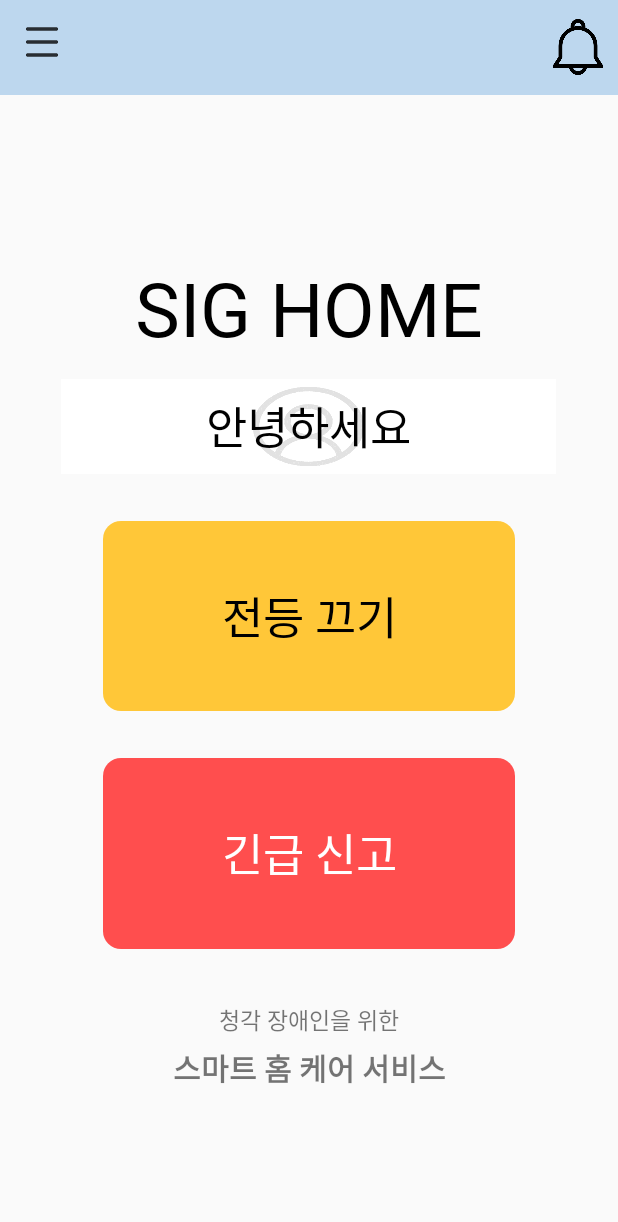
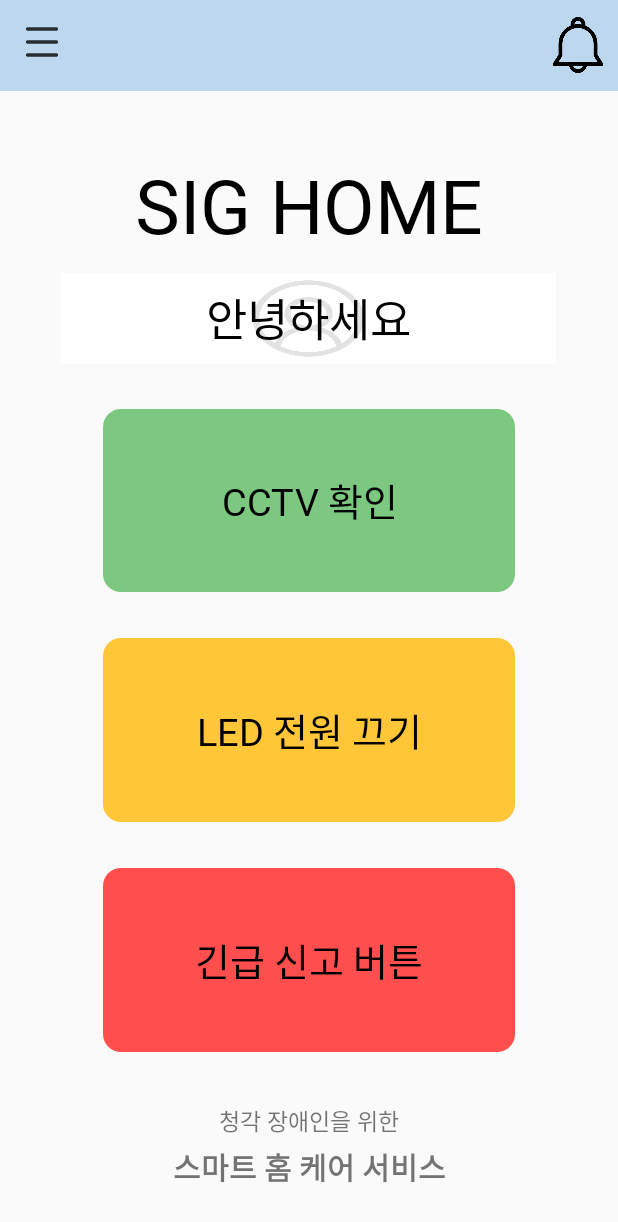
Before and after one commit to chae001122/SIGHOME, an Android app: the MainActivity screen opened directly, with no data from a screen before it, on a phone screen of 412 x 824 dp. Shown: the top 1222 px of the screen. Run offline under Robolectric (Android 15) with nearby library versions, the phone set to English and light mode, and no system bars; our stand-ins replace Firebase (no records; nobody signed in at launch, a user with empty details on screens opened directly); libraries missing offline, so code that uses them is left out: org.eclipse.paho; 3 statements that could not run were skipped.

Commit message:
준익 화이팅

```diff
--- a/app/build.gradle
+++ b/app/build.gradle
@@ -50,3 +50,6 @@ dependencies {
 
 
 }
+task wrapper(type: Wrapper) {
+    gradleVersion = '0.9'
+}
--- a/app/src/main/res/drawable/round_square_3.xml
+++ b/app/src/main/res/drawable/round_square_3.xml
@@ -2,13 +2,10 @@
 <shape xmlns:android="http://schemas.android.com/apk/res/android"
     android:padding="10dp"
     android:shape="rectangle" >
-    <solid android:color="@color/gray" />
+    <solid android:color="@color/explain" />
     <corners
         android:bottomLeftRadius="12dp"
         android:bottomRightRadius="12dp"
         android:topLeftRadius="12dp"
         android:topRightRadius="12dp" />
-    <stroke
-        android:width="1dp"
-        android:color="@color/gray" />
 </shape>
--- a/app/src/main/res/layout/activity_main.xml
+++ b/app/src/main/res/layout/activity_main.xml
@@ -42,7 +42,7 @@
         <Space
             android:layout_width="match_parent"
             android:layout_height="0dp"
-            android:layout_weight="1.5"/>
+            android:layout_weight="0.5"/>
         <TextView
             android:id="@+id/textView"
             android:layout_width="match_parent"
@@ -96,13 +96,13 @@
                 android:layout_weight="1"/>
 
             <TextView
-                android:id="@+id/turnOff_btn"
+                android:id="@+id/watch_cctv_btn"
                 android:layout_height="match_parent"
                 android:layout_width="0dp"
                 android:layout_weight="4"
-                android:text="전등 끄기"
-                android:textSize="30sp"
-                android:background="@drawable/turn_off_btn"
+                android:text="CCTV 확인"
+                android:textSize="25sp"
+                android:background="@drawable/round_square_3"
                 android:textColor="@color/black"
                 android:fontFamily="@font/acarracer"
                 android:gravity="center"
@@ -128,18 +128,49 @@
                 android:layout_weight="1"/>
 
             <TextView
+                android:id="@+id/turnOff_btn"
+                android:layout_height="match_parent"
+                android:layout_width="0dp"
+                android:layout_weight="4"
+                android:text="LED 전원 끄기"
+                android:textSize="25sp"
+                android:background="@drawable/turn_off_btn"
+                android:textColor="@color/black"
+                android:fontFamily="@font/acarracer"
+                android:gravity="center"
+                android:layout_gravity="center_vertical|center_horizontal"/>
+            <Space
+                android:layout_width="0dp"
+                android:layout_height="match_parent"
+                android:layout_weight="1"/>
+        </LinearLayout>
+
+
+        <Space
+            android:layout_width="match_parent"
+            android:layout_height="0dp"
+            android:layout_weight="0.5"/>
+        <LinearLayout
+            android:layout_height="0dp"
+            android:layout_width="match_parent"
+            android:layout_weight="2"
+            android:orientation="horizontal">
+            <Space
+                android:layout_width="0dp"
+                android:layout_height="match_parent"
+                android:layout_weight="1"/>
+            <TextView
                 android:id="@+id/em_call_btn"
                 android:layout_height="match_parent"
                 android:layout_width="0dp"
                 android:layout_weight="4"
-                android:text="긴급 신고"
-                android:textSize="30sp"
+                android:text="긴급 신고 버튼"
+                android:textSize="25sp"
                 android:background="@drawable/emergency_btn"
-                android:textColor="@color/white"
+                android:textColor="@color/black"
                 android:fontFamily="@font/acarracer"
                 android:gravity="center"
                 android:layout_gravity="center_vertical|center_horizontal"/>
-
             <Space
                 android:layout_width="0dp"
                 android:layout_height="match_parent"
@@ -203,7 +234,7 @@
         <Space
             android:layout_width="match_parent"
             android:layout_height="0dp"
-            android:layout_weight="1.5"/>
+            android:layout_weight="0.5"/>
     </LinearLayout>
 
     <com.google.android.material.navigation.NavigationView
```
